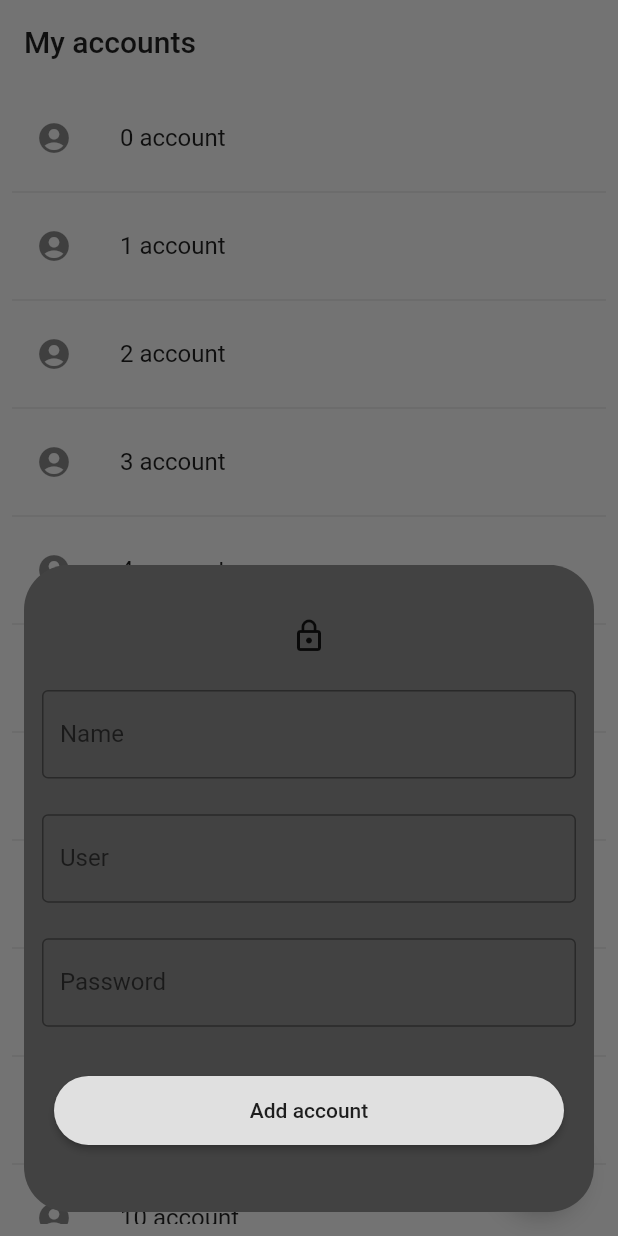
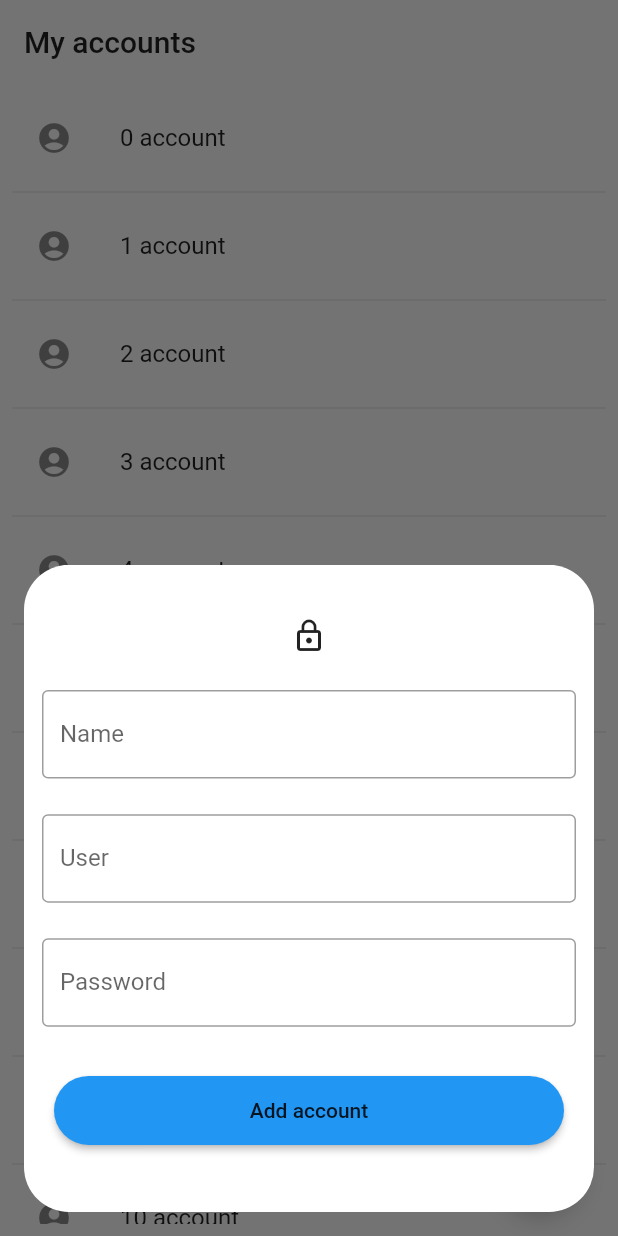
Before and after one commit to diegoalvis/Key-Keeper, a Flutter app: the screen it shows after launch, after a tap on the "add" icon, on a phone screen of 412 x 824 dp. Run offline on Flutter 3.47's test engine with Material 2 defaults, Android fonts, the light colour scheme and no system bars; our stand-ins replace shared_preferences.

```diff
--- a/lib/add_account_bottom_sheet.dart
+++ b/lib/add_account_bottom_sheet.dart
@@ -1,5 +1,6 @@
 import 'package:flutter/material.dart';
 import 'package:keykeeper/info_modal.dart';
+import 'package:keykeeper/storage/preferences_manager.dart';
 
 class AddAccountBottomSheet extends StatefulWidget {
   @override
@@ -22,7 +23,7 @@ class _AddAccountBottomSheetState extends State<AddAccountBottomSheet> {
           child: AnimatedCrossFade(
               firstChild: Container(
                 padding: EdgeInsets.all(12),
-                decoration: BoxDecoration(color: ThemeData.dark().dialogBackgroundColor, borderRadius: BorderRadius.circular(30)),
+                decoration: BoxDecoration(color: Theme.of(context).dialogBackgroundColor, borderRadius: BorderRadius.circular(30)),
                 constraints: BoxConstraints.expand(height: MediaQuery.of(context).size.height - 200),
                 child: Form(
                   key: _formKey,
@@ -61,6 +62,7 @@ class _AddAccountBottomSheetState extends State<AddAccountBottomSheet> {
                         },
                       ),
                       Padding(
+
                         padding: const EdgeInsets.all(8.0),
                         child: RaisedButton(
                           onPressed: () => validateNewAccountSubmit(context),
--- a/lib/info_modal.dart
+++ b/lib/info_modal.dart
@@ -11,7 +11,7 @@ class InfoModal extends StatelessWidget {
   Widget build(BuildContext context) {
     return Container(
       constraints: BoxConstraints.expand(height: MediaQuery.of(context).size.height / 3),
-      decoration: BoxDecoration(color: ThemeData.dark().dialogBackgroundColor, borderRadius: BorderRadius.circular(30)),
+      decoration: BoxDecoration(color: Theme.of(context).dialogBackgroundColor, borderRadius: BorderRadius.circular(30)),
       padding: EdgeInsets.all(20),
       child: Column(
         mainAxisAlignment: MainAxisAlignment.spaceEvenly,
--- a/lib/main.dart
+++ b/lib/main.dart
@@ -13,7 +13,8 @@ class MyApp extends StatelessWidget {
       title: 'Key Keeper',
       darkTheme: ThemeData.dark(),
       theme: ThemeData(
-        primaryColor: Colors.white,
+        primaryColor: Color(0xfff3c623),
+        buttonColor: Colors.blue,
         accentColor: Color(0xfff3c623),
       ),
       home: AccountListPage(),
```
Also changed, not shown: lib/storage/account_model.dart (added, +7 -0 lines), lib/storage/preferences_manager.dart (+12 -3 lines).
